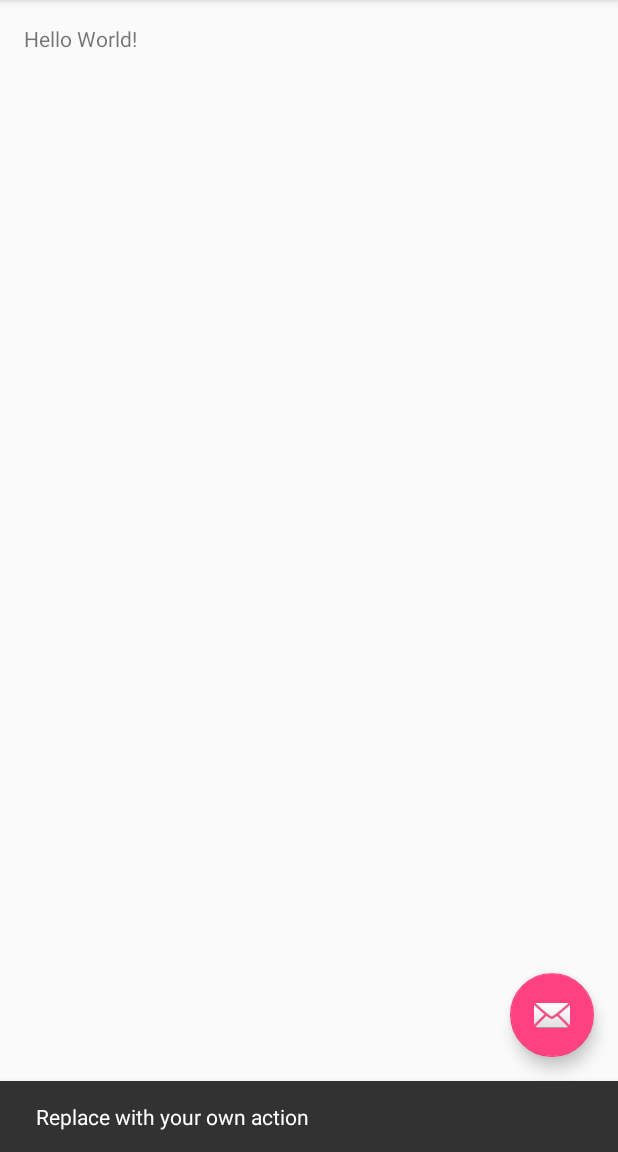
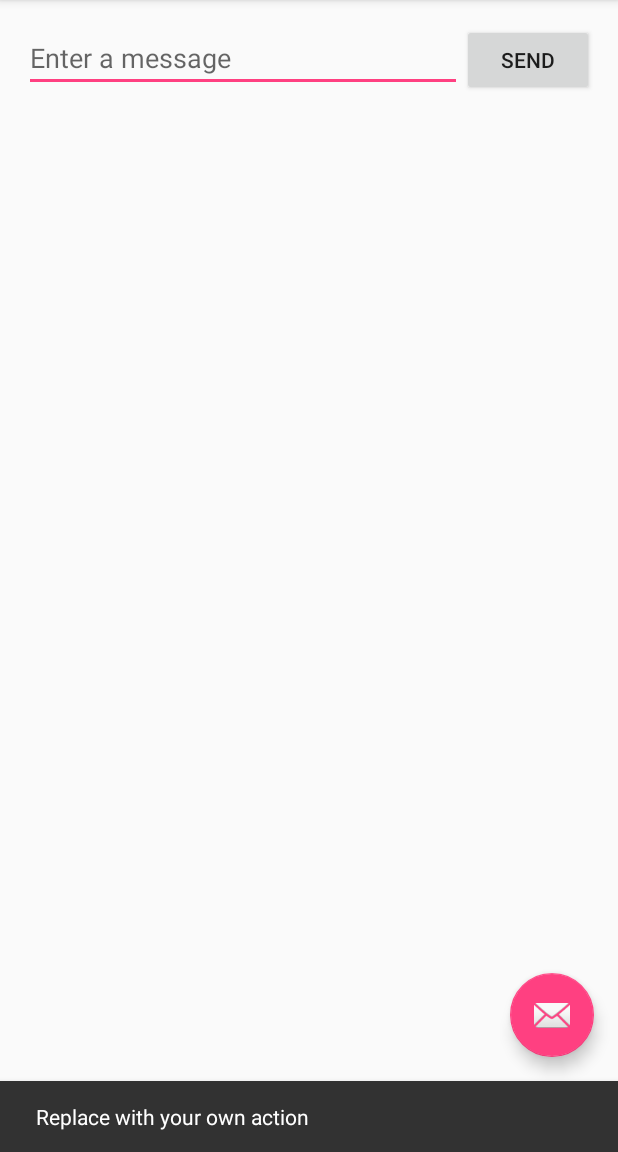
Before and after one commit to jricha22/JeffRichardsActivities, an Android app: the screen it shows after launch (MainActivity), after a tap on an icon or button, on a phone screen of 412 x 824 dp, the part 84-1236 px from its top. Run offline under Robolectric (Android 15) with nearby library versions, the phone set to English and light mode, and no system bars.

Commit message:
Add editText and button

```diff
--- a/app/src/main/res/layout/content_main.xml
+++ b/app/src/main/res/layout/content_main.xml
@@ -12,8 +12,21 @@
     tools:context="edu.westga.cs6242.jeffrichardsactivities.MainActivity"
     tools:showIn="@layout/activity_main">
 
-    <TextView
-        android:layout_width="wrap_content"
-        android:layout_height="wrap_content"
-        android:text="Hello World!" />
+    <LinearLayout
+        android:orientation="horizontal"
+        android:layout_width="match_parent"
+        android:layout_height="match_parent"
+        android:layout_alignParentTop="true"
+        android:layout_alignParentRight="true"
+        android:layout_alignParentEnd="true">
+        <EditText android:id="@+id/edit_message"
+            android:layout_width="0dp"
+            android:layout_height="wrap_content"
+            android:hint="@string/edit_message"
+            android:layout_weight="1" />
+        <Button
+            android:layout_width="wrap_content"
+            android:layout_height="wrap_content"
+            android:text="@string/button_send" />
+    </LinearLayout>
 </RelativeLayout>
--- a/app/src/main/res/values/strings.xml
+++ b/app/src/main/res/values/strings.xml
@@ -1,4 +1,6 @@
 <resources>
     <string name="app_name">JeffRichardsActivities</string>
+    <string name="edit_message">Enter a message</string>
+    <string name="button_send">Send</string>
     <string name="action_settings">Settings</string>
 </resources>
```
